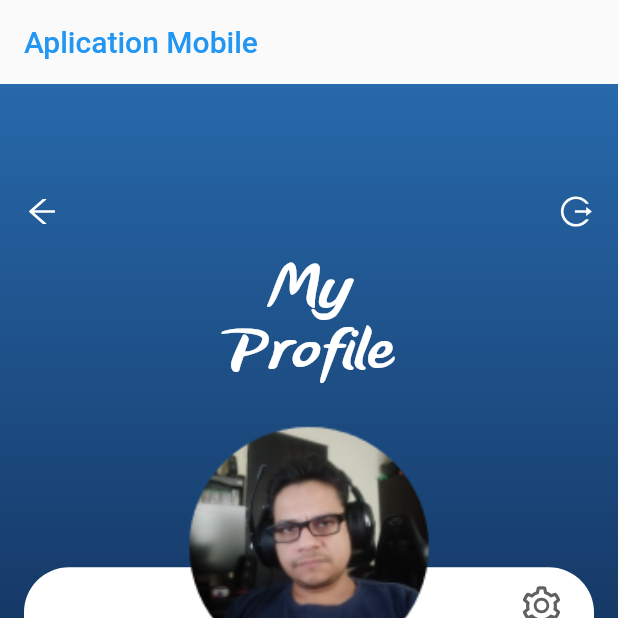
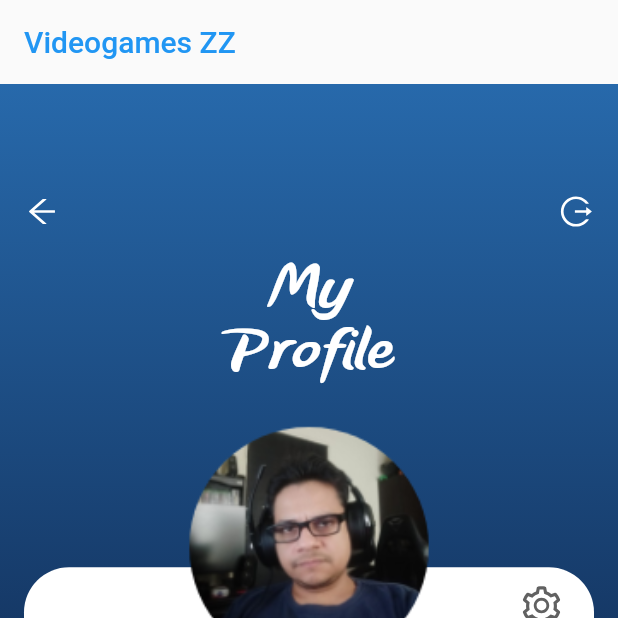
Before and after one commit to ZuleydisBarrios/proyecto_mobile_semana2, a Flutter app: the screen it shows after launch, item 4 of the bottom bar chosen, on a phone screen of 412 x 824 dp, the top half of it. Run offline on Flutter 3.47's test engine with Material 2 defaults, Android fonts, the phone set to English and light mode, and no system bars; our stand-ins replace firebase_core, firebase_database, flutter_vector_icons, lottie; accounts and stored records are empty; network calls fail.

Commit message:
cambios menores al code

```diff
--- a/lib/views/menu.dart
+++ b/lib/views/menu.dart
@@ -36,7 +36,7 @@ class _MenuState extends State<Menu> {
         backgroundColor: Colors.transparent,
         elevation: 0.0,
         title: const Text(
-          'Aplication Mobile',
+          'Videogames ZZ',
           style: TextStyle(color: Colors.blue),
         ),
       ),
```
